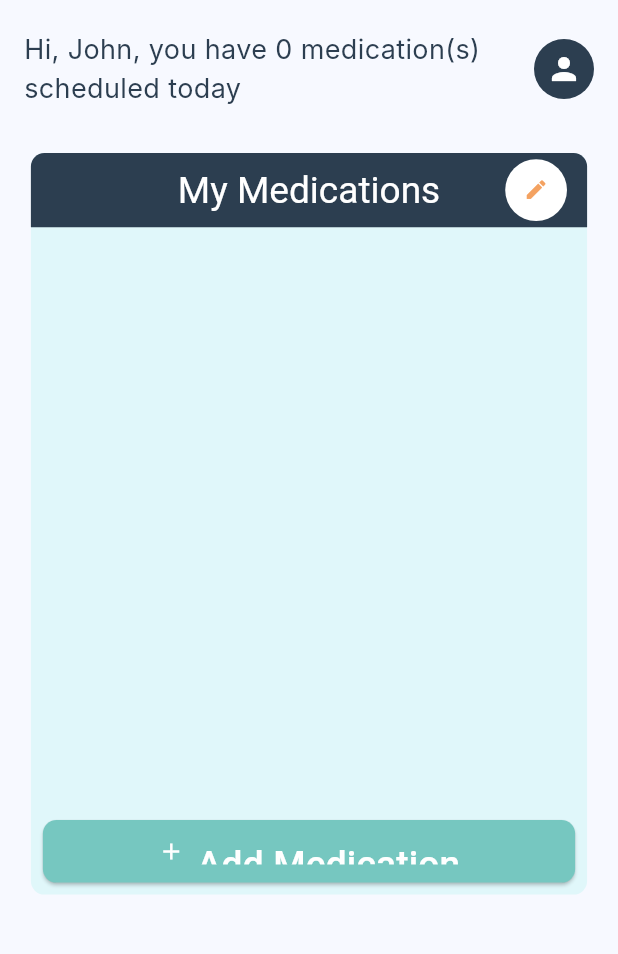
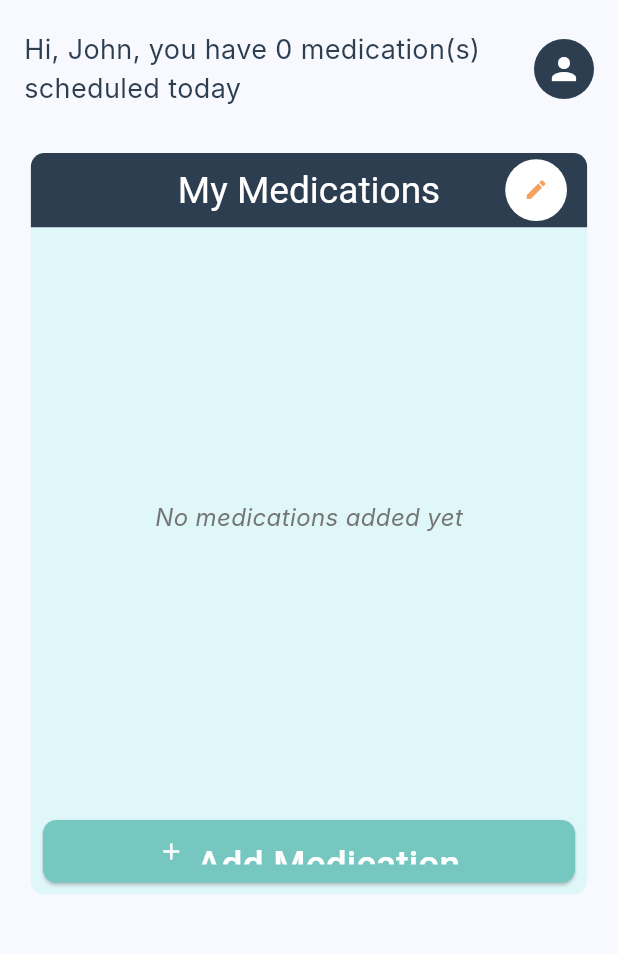
Before and after one commit to ksieg27/CSE550, a Flutter app: the screen it shows after launch, on a phone screen of 412 x 824 dp, the part 84-1038 px from its top. Run offline on Flutter 3.47's test engine with Material 3 defaults, Android fonts, the light colour scheme and no system bars; Roboto replaces fonts that are missing (Inter).

Commit message:
Updated the Med Management List View to be scrollable

```diff
--- a/medication_management_module/lib/medication_management_module.dart
+++ b/medication_management_module/lib/medication_management_module.dart
@@ -286,18 +286,32 @@ class _MedicationModuleWidgetState extends State<MedicationModuleWidget> {
                       ),
 
                       // Medication List
-                      Container(
-                        height: screenHeight * 0.47,
+                      Expanded(
+                        child:
+                            medications.isEmpty
+                                ? Center(
+                                  child: Text(
+                                    "No medications added yet",
+                                    style: TextStyle(
+                                      fontSize: 16,
+                                      fontStyle: FontStyle.italic,
+                                      color: Colors.grey[600],
+                                    ),
+                                  ),
+                                )
+                                : ListView.builder(
+                                  itemCount: medications.length,
                                   padding: const EdgeInsets.all(8.0),
-                        child: Column(
-                          crossAxisAlignment: CrossAxisAlignment.start,
-                          children: [
-                            ...medications.map(
-                              (medication) => Container(
+                                  itemBuilder: (context, index) {
+                                    final medication =
+                                        medications[index]; // Get the current medication
+                                    return Container(
                                       margin: EdgeInsets.only(bottom: 8.0),
                                       decoration: BoxDecoration(
                                         color: Colors.white,
-                                  borderRadius: BorderRadius.circular(8.0),
+                                        borderRadius: BorderRadius.circular(
+                                          8.0,
+                                        ),
                                         boxShadow: [
                                           BoxShadow(
                                             color: Colors.black12,
@@ -324,7 +338,8 @@ class _MedicationModuleWidgetState extends State<MedicationModuleWidget> {
                                                   child: Text(
                                                     medication.brandName,
                                                     style: TextStyle(
-                                                fontWeight: FontWeight.bold,
+                                                      fontWeight:
+                                                          FontWeight.bold,
                                                       fontSize: 16,
                                                     ),
                                                   ),
@@ -344,40 +359,48 @@ class _MedicationModuleWidgetState extends State<MedicationModuleWidget> {
                                             // Medication schedule
                                             Row(
                                               mainAxisAlignment:
-                                            MainAxisAlignment.spaceBetween,
+                                                  MainAxisAlignment
+                                                      .spaceBetween,
                                               children: [
                                                 if (medication.frequencyTaken ==
                                                     "By Day")
                                                   Text(
                                                     "Take ${medication.numberOfDoses} dose(s) once daily.",
-                                              style: TextStyle(fontSize: 13),
+                                                    style: TextStyle(
+                                                      fontSize: 13,
+                                                    ),
                                                   ),
                                                 if (medication.frequencyTaken ==
                                                     "By Hour")
                                                   Text(
                                                     "Take ${medication.numberOfDoses} doses, ${medication.numberOfDosesPerDay} times per day.",
-                                              style: TextStyle(fontSize: 13),
+                                                    style: TextStyle(
+                                                      fontSize: 13,
+                                                    ),
                                                   ),
                                                 if (medication.frequencyTaken ==
                                                     "As needed")
                                                   Text(
                                                     "Take as needed.",
-                                              style: TextStyle(fontSize: 13),
+                                                    style: TextStyle(
+                                                      fontSize: 13,
+                                                    ),
                                                   ),
                                                 if (medication.frequencyTaken !=
                                                     "As needed")
                                                   Text(
                                                     "Next Dose: ${_formatTime(medication.time)}",
-                                              style: TextStyle(fontSize: 13),
+                                                    style: TextStyle(
+                                                      fontSize: 13,
+                                                    ),
                                                   ),
                                               ],
                                             ),
                                           ],
                                         ),
                                       ),
-                              ),
-                            ),
-                          ],
+                                    );
+                                  },
                                 ),
                       ),
 
```
Lines whose indentation alone changed are shown as unchanged.
